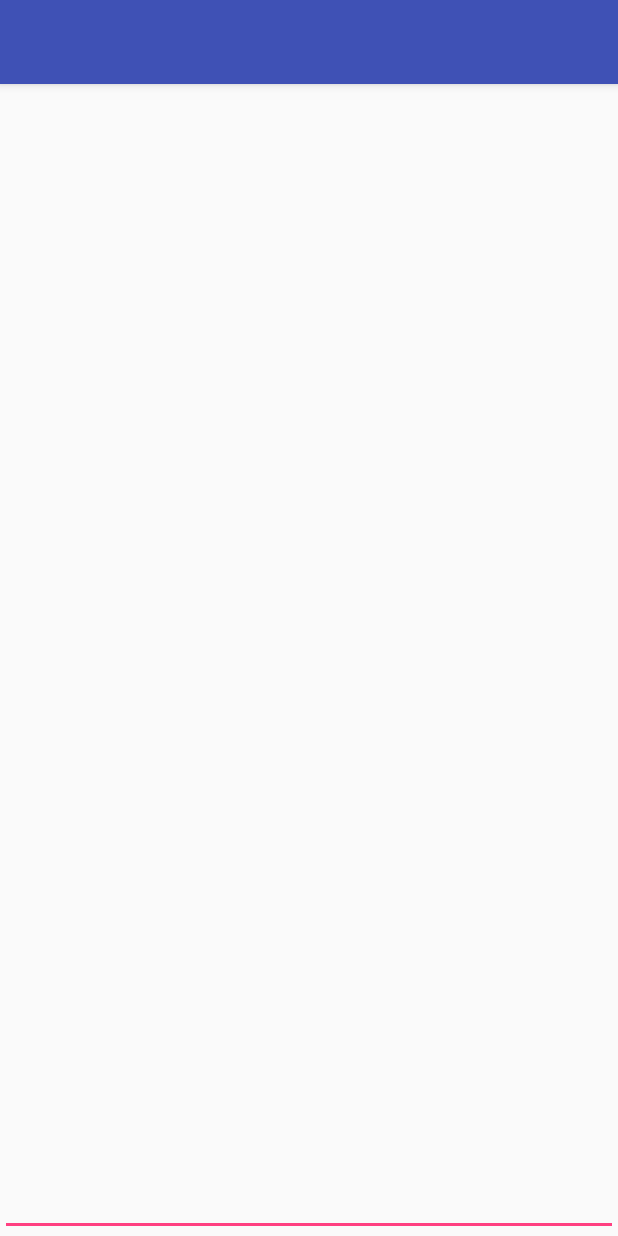
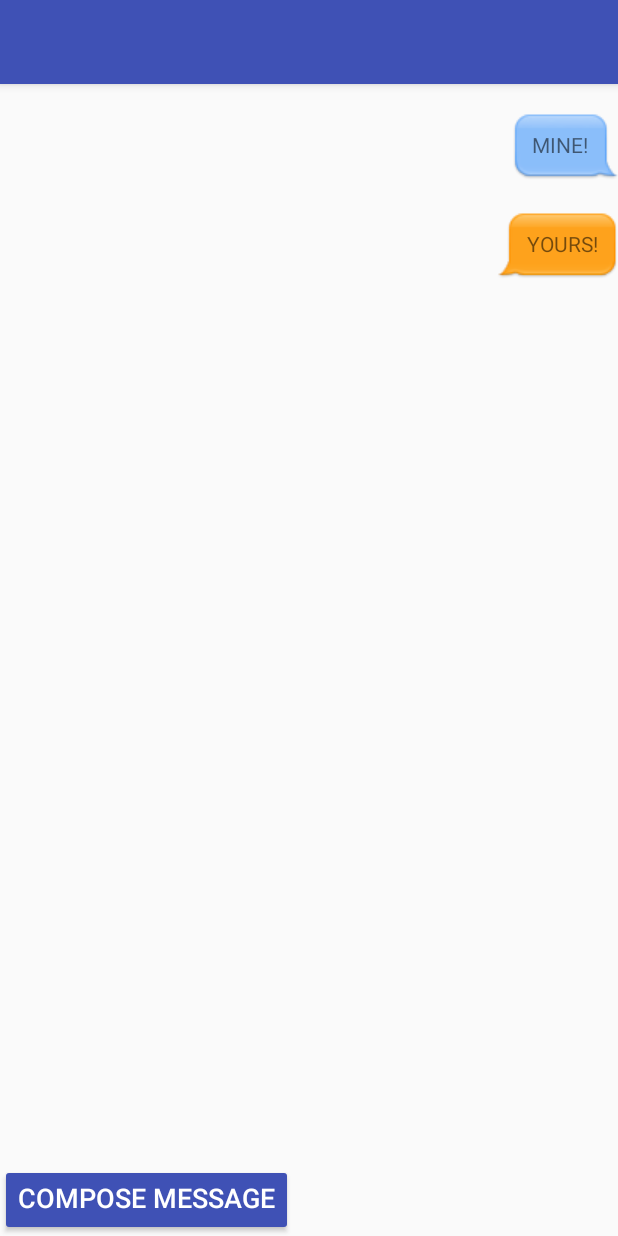
Before and after one commit to Rurigok/cryptic-app, an Android app: the ChatActivity screen opened directly, with no data from a screen before it, on a phone screen of 412 x 824 dp. Run offline under Robolectric (Android 15) with nearby library versions, the phone set to English and light mode, and no system bars; libraries missing offline, so code that uses them is left out: org.spongycastle.util.

Commit message:
Working on message storage to device. Not Complete. New Compose Message Screen designed done. Functionality in progress.

```diff
--- a/client/Cryptic/app/src/main/AndroidManifest.xml
+++ b/client/Cryptic/app/src/main/AndroidManifest.xml
@@ -30,6 +30,10 @@
             android:name=".ChatActivity"
             >
         </activity>
+        <activity
+            android:name=".ComposeMessage"
+            >
+        </activity>
         <service
             android:name=".ServerListener"
             android:exported="false" />
--- a/client/Cryptic/app/src/main/java/net/cryptic/app/ChatActivity.java
+++ b/client/Cryptic/app/src/main/java/net/cryptic/app/ChatActivity.java
@@ -8,9 +8,12 @@ import android.os.Bundle;
 import android.text.Editable;
 import android.util.Log;
 import android.view.KeyEvent;
+import android.view.View;
 import android.view.inputmethod.EditorInfo;
+import android.widget.AdapterView;
 import android.widget.ArrayAdapter;
 import android.widget.AutoCompleteTextView;
+import android.widget.Button;
 import android.widget.ListView;
 import android.widget.TextView;
 
@@ -22,6 +25,7 @@ import java.io.FileNotFoundException;
 import java.io.FileOutputStream;
 import java.io.IOException;
 import java.util.ArrayList;
+import java.util.Date;
 import java.util.List;
 
 public class ChatActivity extends AppCompatActivity {
@@ -30,11 +34,14 @@ public class ChatActivity extends AppCompatActivity {
     public static int deletionTimer;
     public static String flags;
     public static String nonceString;
+    public static JsonUtil jsonUtil = new JsonUtil();
     private List<JSONObject> messages;
     private FileOutputStream outputStream;
     private ListView mListView;
-    private AutoCompleteTextView mMessageView;
+    private Button composeMessage;
+    //private AutoCompleteTextView mMessageView;
     List<String> stringList = new ArrayList<>();
+    private ChatAdapter adapter;
 
 
     @Override
@@ -42,14 +49,14 @@ public class ChatActivity extends AppCompatActivity {
         super.onCreate(savedInstanceState);
         setContentView(R.layout.activity_chat);
 
-        ArrayAdapter adapter = new ArrayAdapter<>(this, R.layout.listview, stringList);
         //ArrayAdapter<String> msgAdapter = new ArrayAdapter<String>(this, R.layout.conversation_list, R.id.message, msgList);
+        adapter = new ChatAdapter(this, new ArrayList<StoredMessage>());
 
         Intent intent = getIntent();
         String contact = intent.getStringExtra("CONTACT_NAME");
         Log.i("OUTPUT", "Contact Name: " + contact);
         getSupportActionBar().setTitle(contact);
-
+        StringBuilder fileContent = new StringBuilder();
 
         FileInputStream inputStream;
 
@@ -58,7 +65,6 @@ public class ChatActivity extends AppCompatActivity {
             inputStream = openFileInput(contact + ".txt");
             //inputStream = new FileInputStream(Environment.getExternalStorageDirectory() + "/" + contact + ".txt");
             this.outputStream = openFileOutput(contact + ".txt", Context.MODE_PRIVATE);
-            StringBuilder fileContent = new StringBuilder();
             Log.i("FILE READ", "FILE DOES EXIST");
             byte[] buffer = new byte[1024];
             int n;
@@ -80,30 +86,6 @@ public class ChatActivity extends AppCompatActivity {
             e.printStackTrace();
         }
 
-
-        /*
-        try {
-            FileInputStream in = new FileInputStream(Environment.getExternalStorageDirectory() + "/" + contact + ".txt");
-            StringBuilder fileContent = new StringBuilder();
-            byte[] buffer = new byte[1024];
-            int n;
-            while ((n = in.read(buffer)) != -1)
-            {
-                fileContent.append(new String(buffer, 0, n));
-            }
-            in.close();
-            Log.i("Inform me", fileContent.toString());
-        } catch(FileNotFoundException e){
-            //System.exit(-1);
-            e.printStackTrace();
-        } catch (IOException e) {
-            e.printStackTrace();
-        }
-
-        */
-
-        //msgList = new ListView(this);
-
         //Create fake JSON message for now
         JSONObject jsonObj = new JSONObject();
         try {
@@ -117,37 +99,56 @@ public class ChatActivity extends AppCompatActivity {
             e.printStackTrace();
         }
 
-
-
         mListView = (ListView) findViewById(R.id.messageList);
         mListView.setAdapter(adapter);
+        mListView.setDivider(null);
+        mListView.setDividerHeight(0);
 
-        mMessageView = (AutoCompleteTextView) findViewById(R.id.messageToSend);
+        StoredMessage mes = new StoredMessage("MINE!");
+        StoredMessage mes2 = new StoredMessage("YOURS!");
+        mes.sentOrReceived = "SENT";
+        mes2.sentOrReceived = "RECEIVED";
+        adapter.add(mes);
+        adapter.add(mes2);
+
+        composeMessage = (Button) findViewById(R.id.composeMessage);
+        composeMessage.setOnClickListener(new View.OnClickListener() {
+            @Override
+            public void onClick(View v) {
+                Intent intent = new Intent(ChatActivity.this, ComposeMessage.class);
+                //intent.putExtra("CONTACT_NAME", contact);
+                startActivity(intent);
+            }
+        });
+        /*mMessageView = (AutoCompleteTextView) findViewById(R.id.messageToSend);
         mMessageView.setOnEditorActionListener(new TextView.OnEditorActionListener() {
             @Override
             public boolean onEditorAction(TextView textView, int id, KeyEvent keyEvent) {
                 if(id == R.id.sendMessage || id == EditorInfo.IME_NULL) {
-                    sendMessage();
+                    //sendMessage();
                     return true;
                 }
                 return false;
             }
-        });
+        });*/
     }
 
-    private void sendMessage() {
+    /*private void sendMessage() {
 
         Editable message = mMessageView.getText();
-
+        StoredMessage msg = new StoredMessage(message.toString());
+        msg.sentOrReceived = "SENT";
+        msg.type = "STORED";
         Log.i("Output", "SENDING MESSAGE:" + message);
         if (mMessageView.length() > 0) {
             mMessageView.getText().clear();
         }
-        String str = message.toString();
+        //String str = message.toString();
         try {
-            outputStream.write(str.getBytes());
+            outputStream.write(jsonUtil.toJSon(msg).getBytes());
+            Log.i("STORED IN", getFilesDir().getAbsolutePath().toString());
         } catch(Exception e){
             e.printStackTrace();
         }
-    }
+    }*/
 }
--- /dev/null
+++ b/client/Cryptic/app/src/main/java/net/cryptic/app/ChatAdapter.java
@@ -0,0 +1,140 @@
+package net.cryptic.app;
+
+import android.app.Activity;
+import android.content.Context;
+import android.view.Gravity;
+import android.view.LayoutInflater;
+import android.view.View;
+import android.view.ViewGroup;
+import android.widget.BaseAdapter;
+import android.widget.LinearLayout;
+import android.widget.RelativeLayout;
+import android.widget.TextView;
+
+import org.spongycastle.util.Store;
+
+import java.util.List;
+
+/**
+ * Created by Cliff
+ */
+public class ChatAdapter extends BaseAdapter {
+
+    private final List<StoredMessage> messages;
+    private Activity context;
+
+    public ChatAdapter(Activity context, List<StoredMessage> messages) {
+        this.context = context;
+        this.messages = messages;
+    }
+
+    @Override
+    public int getCount() {
+        if (messages != null) {
+            return messages.size();
+        } else {
+            return 0;
+        }
+    }
+
+    @Override
+    public Message getItem(int position) {
+        if (messages != null) {
+            return messages.get(position);
+        } else {
+            return null;
+        }
+    }
+
+    @Override
+    public long getItemId(int position) {
+        return position;
+    }
+
+    @Override
+    public View getView(final int position, View convertView, ViewGroup parent) {
+        ViewHolder holder;
+        StoredMessage message = (StoredMessage) getItem(position);
+        LayoutInflater vi = (LayoutInflater) context.getSystemService(Context.LAYOUT_INFLATER_SERVICE);
+
+        if (convertView == null) {
+            convertView = vi.inflate(R.layout.listviewchat, null);
+            holder = createViewHolder(convertView);
+            convertView.setTag(holder);
+        } else {
+            holder = (ViewHolder) convertView.getTag();
+        }
+
+        boolean myMsg = (message.sentOrReceived.equals("SENT"));//Just a dummy check to simulate whether it me or other sender
+        setAlignment(holder, myMsg);
+        holder.txtMessage.setText(message.message);
+
+
+        return convertView;
+    }
+
+    public void add(StoredMessage message) {
+        messages.add(message);
+    }
+
+    public void add(List<Message> messages) {
+        messages.addAll(messages);
+    }
+
+    private void setAlignment(ViewHolder holder, boolean isMe) {
+        if (isMe) {
+            holder.contentWithBG.setBackgroundResource(R.drawable.in_message_bg);
+
+            LinearLayout.LayoutParams layoutParams = (LinearLayout.LayoutParams) holder.contentWithBG.getLayoutParams();
+            layoutParams.gravity = Gravity.RIGHT;
+            holder.contentWithBG.setLayoutParams(layoutParams);
+
+            RelativeLayout.LayoutParams lp = (RelativeLayout.LayoutParams) holder.content.getLayoutParams();
+            lp.addRule(RelativeLayout.ALIGN_PARENT_LEFT, 0);
+            lp.addRule(RelativeLayout.ALIGN_PARENT_RIGHT);
+            holder.content.setLayoutParams(lp);
+            layoutParams = (LinearLayout.LayoutParams) holder.txtMessage.getLayoutParams();
+            layoutParams.gravity = Gravity.RIGHT;
+            holder.txtMessage.setLayoutParams(layoutParams);
+
+            layoutParams = (LinearLayout.LayoutParams) holder.txtInfo.getLayoutParams();
+            layoutParams.gravity = Gravity.RIGHT;
+            holder.txtInfo.setLayoutParams(layoutParams);
+        } else {
+            holder.contentWithBG.setBackgroundResource(R.drawable.out_message_bg);
+
+            LinearLayout.LayoutParams layoutParams = (LinearLayout.LayoutParams) holder.contentWithBG.getLayoutParams();
+            layoutParams.gravity = Gravity.LEFT;
+            holder.contentWithBG.setLayoutParams(layoutParams);
+
+            RelativeLayout.LayoutParams lp = (RelativeLayout.LayoutParams) holder.content.getLayoutParams();
+            lp.addRule(RelativeLayout.ALIGN_PARENT_RIGHT, 0);
+            lp.addRule(RelativeLayout.ALIGN_PARENT_LEFT);
+            holder.content.setLayoutParams(lp);
+            layoutParams = (LinearLayout.LayoutParams) holder.txtMessage.getLayoutParams();
+            layoutParams.gravity = Gravity.LEFT;
+            holder.txtMessage.setLayoutParams(layoutParams);
+
+            layoutParams = (LinearLayout.LayoutParams) holder.txtInfo.getLayoutParams();
+            layoutParams.gravity = Gravity.LEFT;
+            holder.txtInfo.setLayoutParams(layoutParams);
+        }
+    }
+
+    private ViewHolder createViewHolder(View v) {
+        ViewHolder holder = new ViewHolder();
+        holder.txtMessage = (TextView) v.findViewById(R.id.messageBubble);
+        holder.content = (LinearLayout) v.findViewById(R.id.content);
+        holder.contentWithBG = (LinearLayout) v.findViewById(R.id.backgroundContent);
+        holder.txtInfo = (TextView) v.findViewById(R.id.timeStamp);
+        return holder;
+    }
+
+
+    private static class ViewHolder {
+        public TextView txtMessage;
+        public TextView txtInfo;
+        public LinearLayout content;
+        public LinearLayout contentWithBG;
+    }
+}
--- a/client/Cryptic/app/src/main/java/net/cryptic/app/Storage.java
+++ b/client/Cryptic/app/src/main/java/net/cryptic/app/Storage.java
@@ -28,4 +28,6 @@ public class Storage {
 
         return cookieManager.getCookieStore().getCookies().toString();
     }
+
+
 }
--- a/client/Cryptic/app/src/main/res/layout/activity_chat.xml
+++ b/client/Cryptic/app/src/main/res/layout/activity_chat.xml
@@ -1,5 +1,6 @@
 <?xml version="1.0" encoding="utf-8"?>
 <LinearLayout xmlns:android="http://schemas.android.com/apk/res/android"
+    xmlns:tools="http://schemas.android.com/tools"
     android:orientation="vertical" android:layout_width="match_parent"
     android:layout_height="match_parent"
     android:weightSum="1">
@@ -10,20 +11,17 @@
         android:layout_height="317dp"
         android:layout_weight="1" />
 
-    <android.support.design.widget.TextInputLayout
-        android:layout_width="match_parent"
-        android:layout_height="wrap_content">
-
-        <AutoCompleteTextView
-            android:id="@+id/messageToSend"
-            style="@style/Widget.AppCompat.AutoCompleteTextView"
-            android:layout_height="wrap_content"
-            android:layout_width="match_parent"
-            android:imeActionId="@+id/sendMessage"
-            android:imeActionLabel="@string/action_send_message"
-            android:imeOptions="actionUnspecified"
-            android:inputType="textLongMessage"/>
-
-    </android.support.design.widget.TextInputLayout>
+    <Button
+        android:id="@+id/composeMessage"
+        android:layout_width="wrap_content"
+        android:layout_height="wrap_content"
+        android:backgroundTint="@color/colorPrimary"
+        android:elevation="0dp"
+        android:gravity="right"
+        android:text="Compose Message"
+        android:textAlignment="center"
+        android:textColor="@android:color/background_light"
+        android:textSize="18sp"
+        tools:text="Compose Message" />
 
 </LinearLayout>
--- /dev/null
+++ b/client/Cryptic/app/src/main/res/layout/listviewchat.xml
@@ -0,0 +1,34 @@
+<?xml version="1.0" encoding="utf-8"?>
+<RelativeLayout xmlns:android="http://schemas.android.com/apk/res/android"
+    android:layout_width="match_parent"
+    android:layout_height="wrap_content"
+    android:orientation="vertical">
+
+    <LinearLayout
+        android:id="@+id/content"
+        android:layout_width="wrap_content"
+        android:layout_height="wrap_content"
+        android:orientation="vertical"
+        android:layout_alignParentTop="true"
+        android:layout_alignParentEnd="true">
+
+        <TextView
+            android:id="@+id/timeStamp"
+            android:layout_width="match_parent"
+            android:layout_height="wrap_content" />
+
+        <LinearLayout
+            android:id="@+id/backgroundContent"
+            android:layout_width="match_parent"
+            android:layout_height="wrap_content"
+            android:background="@drawable/in_message_bg"
+            android:orientation="vertical">
+
+            <TextView
+                android:id="@+id/messageBubble"
+                android:layout_width="match_parent"
+                android:layout_height="wrap_content" />
+        </LinearLayout>
+
+    </LinearLayout>
+</RelativeLayout>
```
Also changed, not shown: client/Cryptic/app/src/main/java/net/cryptic/app/ComposeMessage.java (added, +17 -0 lines), client/Cryptic/app/src/main/java/net/cryptic/app/Conversation.java (+0 -14 lines), client/Cryptic/app/src/main/java/net/cryptic/app/ConversationAdapter.java (deleted, +0 -60 lines), client/Cryptic/app/src/main/java/net/cryptic/app/Message.java (+9 -7 lines), client/Cryptic/app/src/main/res/layout/compose_message.xml (added, +75 -0 lines), client/Cryptic/app/src/main/res/drawable/in_message_bg.9.png (added), client/Cryptic/app/src/main/res/drawable/out_message_bg.9.png (added).
